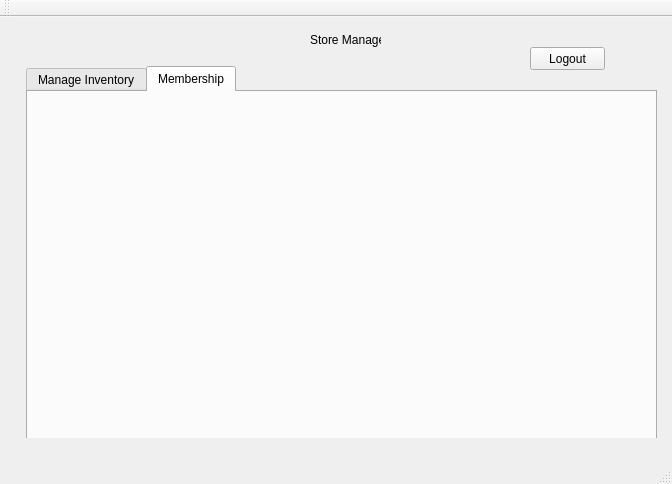
First picture: the form in mainwindow.ui, repository rwebber1/BulkClub-Riley, before the edit.
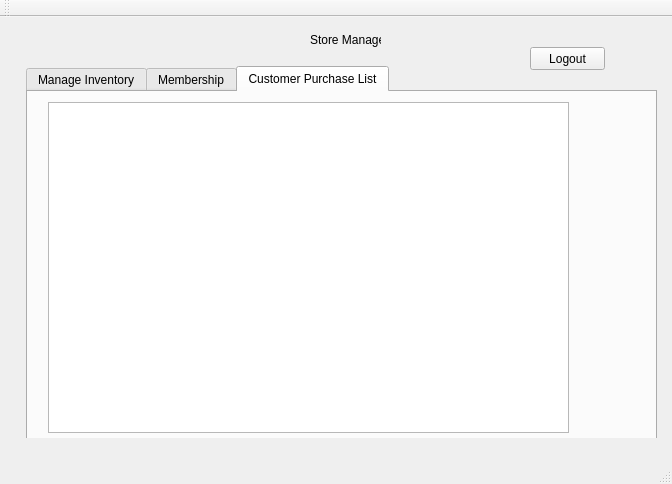
Second picture: the form after the edit. The open tabs and pages were chosen to show the change.

What changed in the file:
```diff
--- a/mainwindow.ui
+++ b/mainwindow.ui
@@ -178,7 +178,7 @@
        </rect>
       </property>
       <property name="currentIndex">
-       <number>1</number>
+       <number>2</number>
       </property>
       <widget class="QWidget" name="inventory_tab_m">
        <attribute name="title">
@@ -190,6 +190,21 @@
         <string>Membership</string>
        </attribute>
       </widget>
+      <widget class="QWidget" name="tab">
+       <attribute name="title">
+        <string>Customer Purchase List</string>
+       </attribute>
+       <widget class="QTableView" name="tableView">
+        <property name="geometry">
+         <rect>
+          <x>20</x>
+          <y>10</y>
+          <width>521</width>
+          <height>331</height>
+         </rect>
+        </property>
+       </widget>
+      </widget>
      </widget>
      <widget class="QLabel" name="label">
       <property name="geometry">
```
Left out of the diff: 4 changed lines with no effect on the pictures.
